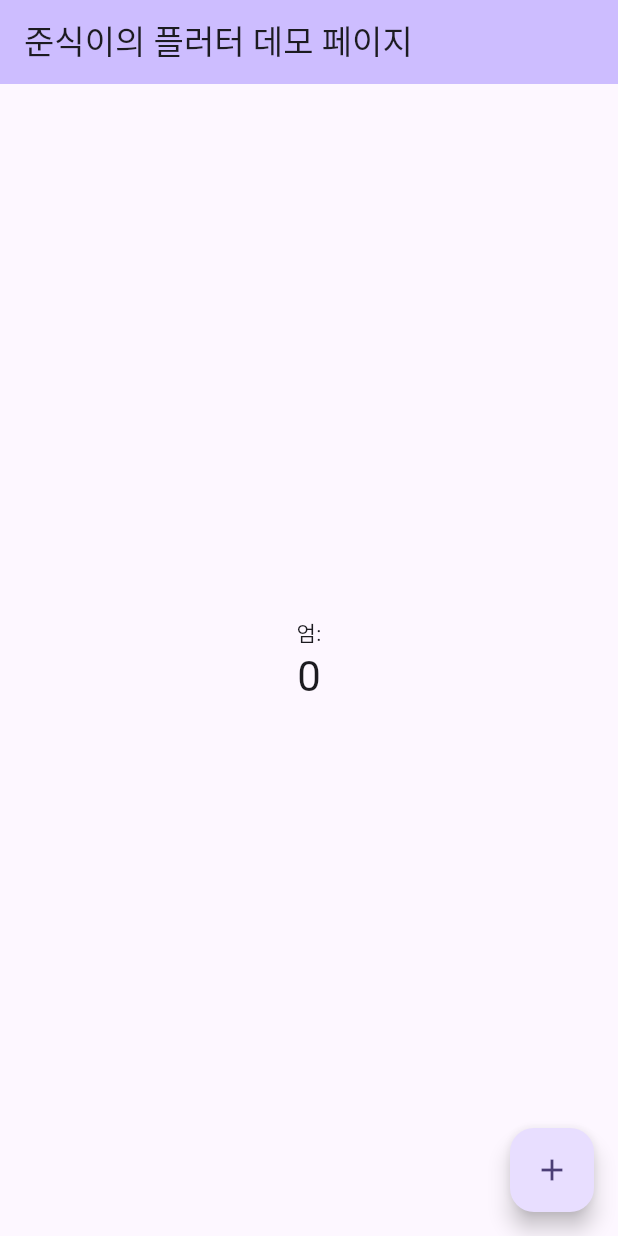
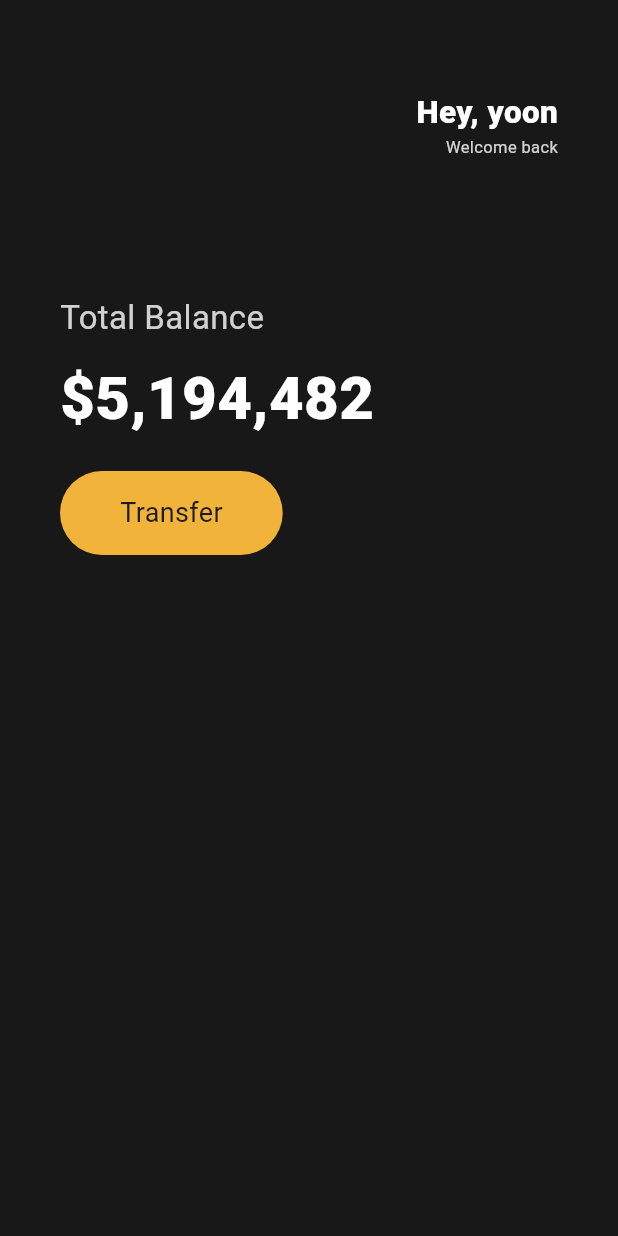
Before and after one commit to Yoon-jongho/Flutter_Basic, a Flutter app: the screen it shows after launch, on a phone screen of 412 x 824 dp. Run offline on Flutter 3.47's test engine with Material 3 defaults, Android fonts, the phone set to English and light mode, and no system bars.

Commit message:
first widgets

```diff
--- a/toonflix/lib/main.dart
+++ b/toonflix/lib/main.dart
@@ -1,125 +1,105 @@
 import 'package:flutter/material.dart';
 
 void main() {
-  runApp(const MyApp());
+  runApp(const App());
 }
 
-class MyApp extends StatelessWidget {
-  const MyApp({super.key});
+// 위젯으로 만들기 위해선 SDK에 있는 3개의 core Widget중에 하나를 상속 받아야함
+class App extends StatelessWidget {
+  const App({super.key});
 
-  // This widget is the root of your application.
   @override
   Widget build(BuildContext context) {
+    // 앱의 root Widget은 두개의 옵션중 하나를 리턴해야함
+    // material 앱, cupertino 앱 (이는 각각구글과 애플의 디자인 시스템을 따름)
+    // 플러터 개발규칙 : 화면이 scaffold로 감싸져야함
+
     return MaterialApp(
-      title: 'Flutter Demo',
-      theme: ThemeData(
-        // This is the theme of your application.
-        //
-        // TRY THIS: Try running your application with "flutter run". You'll see
-        // the application has a purple toolbar. Then, without quitting the app,
-        // try changing the seedColor in the colorScheme below to Colors.green
-        // and then invoke "hot reload" (save your changes or press the "hot
-        // reload" button in a Flutter-supported IDE, or press "r" if you used
-        // the command line to start the app).
-        //
-        // Notice that the counter didn't reset back to zero; the application
-        // state is not lost during the reload. To reset the state, use hot
-        // restart instead.
-        //
-        // This works for code too, not just values: Most code changes can be
-        // tested with just a hot reload.
-        colorScheme: ColorScheme.fromSeed(seedColor: Colors.deepPurpleAccent),
-        useMaterial3: true,
+      home: Scaffold(
+        backgroundColor: const Color(0xFF181818),
+        body: Padding(
+          padding: const EdgeInsets.symmetric(
+            horizontal: 40,
+          ),
+          child: Column(
+            crossAxisAlignment: CrossAxisAlignment.start,
+            children: [
+              const SizedBox(
+                height: 60,
+              ),
+              const Row(
+                mainAxisAlignment: MainAxisAlignment.end,
+                children: [
+                  Column(
+                    crossAxisAlignment: CrossAxisAlignment.end,
+                    children: [
+                      Text(
+                        'Hey, yoon',
+                        style: TextStyle(
+                          color: Colors.white,
+                          fontSize: 21,
+                          fontWeight: FontWeight.w800,
+                        ),
+                      ),
+                      Text(
+                        'Welcome back',
+                        style: TextStyle(
+                          color: Color.fromRGBO(255, 255, 255, 0.8),
+                          fontSize: 11,
+                        ),
+                      ),
+                    ],
+                  )
+                ],
+              ),
+              const SizedBox(
+                height: 90,
+              ),
+              Text('Total Balance',
+                  style: TextStyle(
+                    color: Colors.white.withOpacity(0.8),
+                    fontSize: 22,
+                  )),
+              const SizedBox(
+                height: 10,
+              ),
+              const Text(
+                '\$5,194,482',
+                style: TextStyle(
+                  color: Colors.white,
+                  fontSize: 40,
+                  fontWeight: FontWeight.w800,
+                ),
+              ),
+              const SizedBox(
+                height: 20,
+              ),
+              Row(
+                children: [
+                  Container(
+                    decoration: BoxDecoration(
+                      color: const Color(0xFFF2B33A),
+                      borderRadius: BorderRadius.circular(40),
+                    ),
+                    child: const Padding(
+                      padding: EdgeInsets.symmetric(
+                        horizontal: 40,
+                        vertical: 15,
+                      ),
+                      child: Text(
+                        'Transfer',
+                        style: TextStyle(
+                          fontSize: 18,
+                        ),
+                      ),
+                    ),
+                  )
+                ],
+              )
+            ],
+          ),
+        ),
       ),
-      home: const MyHomePage(title: '준식이의 플러터 데모 페이지'),
     );
   }
 }
-
-class MyHomePage extends StatefulWidget {
-  const MyHomePage({super.key, required this.title});
-
-  // This widget is the home page of your application. It is stateful, meaning
-  // that it has a State object (defined below) that contains fields that affect
-  // how it looks.
-
-  // This class is the configuration for the state. It holds the values (in this
-  // case the title) provided by the parent (in this case the App widget) and
-  // used by the build method of the State. Fields in a Widget subclass are
-  // always marked "final".
-
-  final String title;
-
-  @override
-  State<MyHomePage> createState() => _MyHomePageState();
-}
-
-class _MyHomePageState extends State<MyHomePage> {
-  int _counter = 0;
-
-  void _incrementCounter() {
-    setState(() {
-      // This call to setState tells the Flutter framework that something has
-      // changed in this State, which causes it to rerun the build method below
-      // so that the display can reflect the updated values. If we changed
-      // _counter without calling setState(), then the build method would not be
-      // called again, and so nothing would appear to happen.
-      _counter++;
-    });
-  }
-
-  @override
-  Widget build(BuildContext context) {
-    // This method is rerun every time setState is called, for instance as done
-    // by the _incrementCounter method above.
-    //
-    // The Flutter framework has been optimized to make rerunning build methods
-    // fast, so that you can just rebuild anything that needs updating rather
-    // than having to individually change instances of widgets.
-    return Scaffold(
-      appBar: AppBar(
-        // TRY THIS: Try changing the color here to a specific color (to
-        // Colors.amber, perhaps?) and trigger a hot reload to see the AppBar
-        // change color while the other colors stay the same.
-        backgroundColor: Theme.of(context).colorScheme.inversePrimary,
-        // Here we take the value from the MyHomePage object that was created by
-        // the App.build method, and use it to set our appbar title.
-        title: Text(widget.title),
-      ),
-      body: Center(
-        // Center is a layout widget. It takes a single child and positions it
-        // in the middle of the parent.
-        child: Column(
-          // Column is also a layout widget. It takes a list of children and
-          // arranges them vertically. By default, it sizes itself to fit its
-          // children horizontally, and tries to be as tall as its parent.
-          //
-          // Column has various properties to control how it sizes itself and
-          // how it positions its children. Here we use mainAxisAlignment to
-          // center the children vertically; the main axis here is the vertical
-          // axis because Columns are vertical (the cross axis would be
-          // horizontal).
-          //
-          // TRY THIS: Invoke "debug painting" (choose the "Toggle Debug Paint"
-          // action in the IDE, or press "p" in the console), to see the
-          // wireframe for each widget.
-          mainAxisAlignment: MainAxisAlignment.center,
-          children: <Widget>[
-            const Text(
-              '엄:',
-            ),
-            Text(
-              '$_counter',
-              style: Theme.of(context).textTheme.headlineMedium,
-            ),
-          ],
-        ),
-      ),
-      floatingActionButton: FloatingActionButton(
-        onPressed: _incrementCounter,
-        tooltip: 'Increment',
-        child: const Icon(Icons.add),
-      ), // This trailing comma makes auto-formatting nicer for build methods.
-    );
-  }
-}
```
Also changed, not shown: 1 other file.
